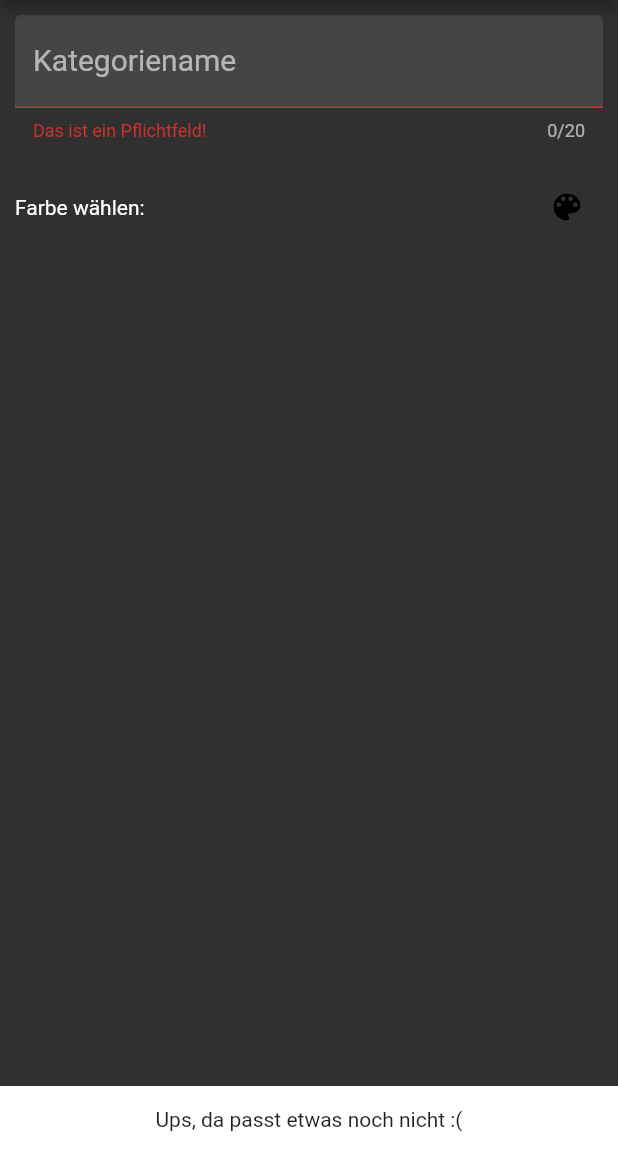
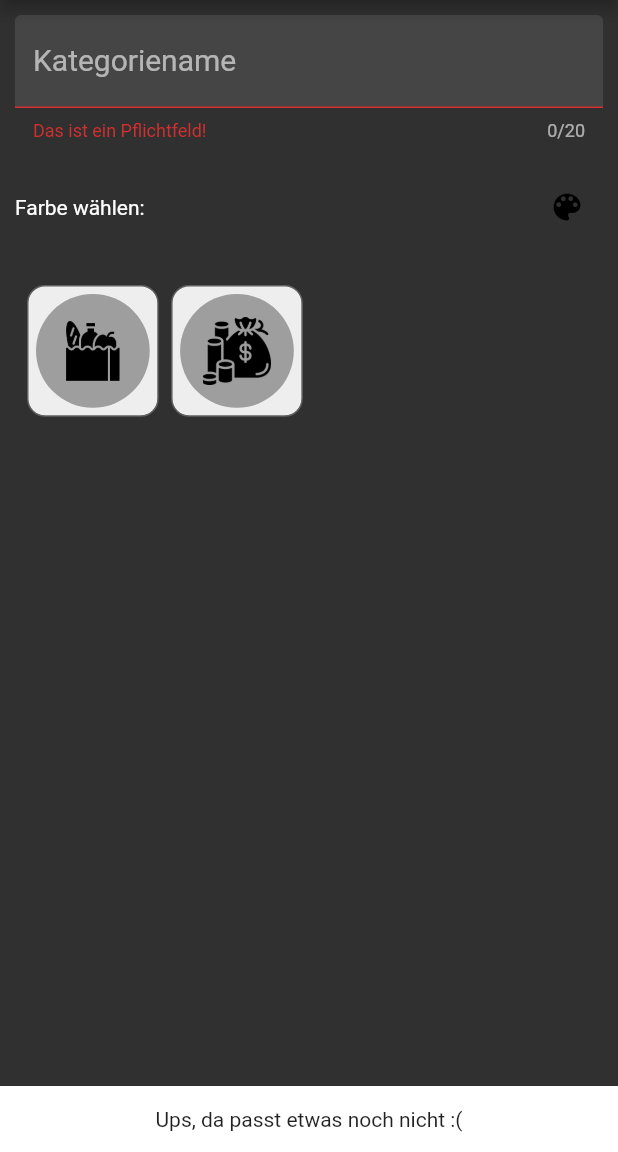
Before and after one commit to jennmei00/Haushaltsbuch, a Flutter app: the NewCategorieScreen screen opened directly, after a tap on the "save" icon, on a phone screen of 412 x 824 dp, the part 84-1236 px from its top. Run offline on Flutter 3.47's test engine with Material 2 defaults, Android fonts, the phone set to English and light mode, and no system bars; our stand-ins replace google_fonts, shared_preferences, sqflite, validators; missing offline and left inert: flex_color_picker; accounts and stored records are empty.

```diff
--- a/lib/main.dart
+++ b/lib/main.dart
@@ -50,7 +50,7 @@ class MyApp extends StatelessWidget {
       // ),
       // themeMode: ThemeMode.system,
       // darkTheme: MyThemes.darkTheme,
-      home: StartScreen(),
+      home: StartScreen(ctx: context),
       // HomeScreen(),
       routes: {
         AccountScreen.routeName: (context) => AccountScreen(),
--- a/lib/screens/categories/new_categorie_screen.dart
+++ b/lib/screens/categories/new_categorie_screen.dart
@@ -7,6 +7,7 @@ import 'package:haushaltsbuch/models/category.dart';
 import 'package:haushaltsbuch/screens/categories/categories_screen.dart';
 import 'package:haushaltsbuch/services/DBHelper.dart';
 import 'package:haushaltsbuch/services/custom_dialog.dart';
+import 'package:haushaltsbuch/services/globals.dart';
 import 'package:haushaltsbuch/widgets/color_picker.dart';
 import 'package:haushaltsbuch/widgets/custom_textField.dart';
 import 'package:uuid/uuid.dart';
@@ -30,29 +31,29 @@ class _NewCategorieScreenState extends State<NewCategorieScreen> {
   final _formKey = GlobalKey<FormState>();
   String _selectedIcon = '';
 
-  List<String> iconnameList = [];
-  List<dynamic> imagePaths = [];
+  // List<String> iconnameList = [];
+  // List<dynamic> imagePaths = [];
 
-  Future<void> _getImageList() async {
-    //Im DefaultAssetBundle stehen irgendiwe alle ASSETS im JSON-Format drinnen.
-    //und mit dem key.contains(...) hole ich nur die aus dem ordner assets/icons/ raus
+  // Future<void> _getImageList() async {
+  //   //Im DefaultAssetBundle stehen irgendiwe alle ASSETS im JSON-Format drinnen.
+  //   //und mit dem key.contains(...) hole ich nur die aus dem ordner assets/icons/ raus
 
-    String manifestContent =
-        await DefaultAssetBundle.of(context).loadString('AssetManifest.json');
+  //   String manifestContent =
+  //       await DefaultAssetBundle.of(context).loadString('AssetManifest.json');
 
-    Map<dynamic, dynamic> manifestMap = json.decode(manifestContent);
+  //   Map<dynamic, dynamic> manifestMap = json.decode(manifestContent);
 
-    imagePaths =
-        manifestMap.keys.where((key) => key.contains('assets/icons/')).toList();
+  //   imagePaths =
+  //       manifestMap.keys.where((key) => key.contains('assets/icons/')).toList();
 
-    imagePaths.forEach((val) {
-      String name = val as String;
-      iconnameList.add(name.replaceAll('assets/icons/', ''));
-    });
+  //   imagePaths.forEach((val) {
+  //     String name = val as String;
+  //     iconnameList.add(name.replaceAll('assets/icons/', ''));
+  //   });
 
-    print(imagePaths);
-    // print(iconnameList);
-  }
+  //   print(imagePaths);
+  //   // print(iconnameList);
+  // }
 
   @override
   void initState() {
@@ -62,8 +63,8 @@ class _NewCategorieScreenState extends State<NewCategorieScreen> {
       _titleController.text = '${cat.title}';
       _iconcolor = cat.color as Color;
     }
-    _getImageList();
-    print(imagePaths);
+    // _getImageList();
+    // print(imagePaths);
     super.initState();
   }
 
@@ -130,7 +131,7 @@ class _NewCategorieScreenState extends State<NewCategorieScreen> {
               crossAxisCount: 4,
               crossAxisSpacing: MediaQuery.of(context).size.width * 0.02,
               mainAxisSpacing: 20,
-              children: imagePaths
+              children: Globals.imagePaths
                   .map((item) => GestureDetector(
                         onTap: () => setState(() {
                           _selectedIcon = item;
--- a/lib/services/globals.dart
+++ b/lib/services/globals.dart
@@ -1,5 +1,6 @@
 class Globals {
 
   static bool funktioniert = true;
+  static late List<dynamic> imagePaths;
 
 }
```
Also changed, not shown: lib/screens/start_screen.dart (+25 -4 lines).
